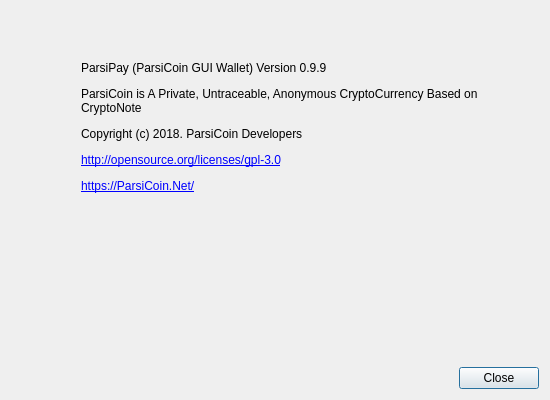
The window that src/gui/ui/aboutdialog.ui (ParsiCoin/parsipay) describes before a commit, drawn with Qt 5.
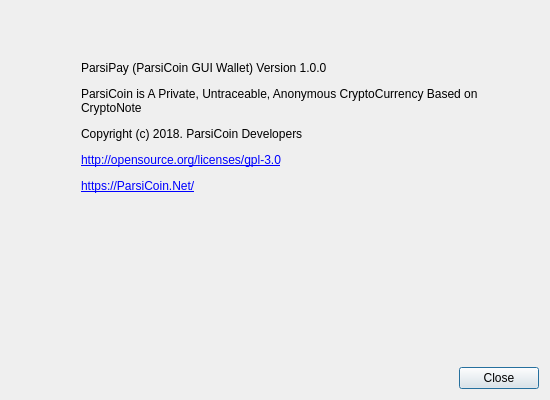
The same window after the commit. Icons and pictures are not drawn.

What changed in the file:
```diff
--- a/src/gui/ui/aboutdialog.ui
+++ b/src/gui/ui/aboutdialog.ui
@@ -98,7 +98,7 @@
         </size>
        </property>
        <property name="text">
-		<string>&lt;html&gt;&lt;head/&gt;&lt;body&gt;&lt;p&gt;ParsiPay (ParsiCoin GUI Wallet) Version 0.9.9&lt;/p&gt;&lt;p&gt;ParsiCoin is A Private, Untraceable, Anonymous CryptoCurrency Based on CryptoNote&lt;/p&gt;&lt;p&gt;Copyright (c) 2018. ParsiCoin Developers&lt;/p&gt;&lt;p&gt;&lt;a href=&quot;http://opensource.org/licenses/gpl-3.0&quot;&gt;&lt;span style=&quot; text-decoration: underline; color:#0000ff;&quot;&gt;http://opensource.org/licenses/gpl-3.0&lt;/span&gt;&lt;/a&gt;&lt;/p&gt;&lt;p&gt;&lt;a href=&quot;Https://ParsiCoin.Net/&quot;&gt;&lt;span style=&quot; text-decoration: underline; color:#0000ff;&quot;&gt;https://ParsiCoin.Net/&lt;/span&gt;&lt;/a&gt;&lt;/p&gt;&lt;/body&gt;&lt;/html&gt;</string>       </property>
+		<string>&lt;html&gt;&lt;head/&gt;&lt;body&gt;&lt;p&gt;ParsiPay (ParsiCoin GUI Wallet) Version 1.0.0&lt;/p&gt;&lt;p&gt;ParsiCoin is A Private, Untraceable, Anonymous CryptoCurrency Based on CryptoNote&lt;/p&gt;&lt;p&gt;Copyright (c) 2018. ParsiCoin Developers&lt;/p&gt;&lt;p&gt;&lt;a href=&quot;http://opensource.org/licenses/gpl-3.0&quot;&gt;&lt;span style=&quot; text-decoration: underline; color:#0000ff;&quot;&gt;http://opensource.org/licenses/gpl-3.0&lt;/span&gt;&lt;/a&gt;&lt;/p&gt;&lt;p&gt;&lt;a href=&quot;Https://ParsiCoin.Net/&quot;&gt;&lt;span style=&quot; text-decoration: underline; color:#0000ff;&quot;&gt;https://ParsiCoin.Net/&lt;/span&gt;&lt;/a&gt;&lt;/p&gt;&lt;/body&gt;&lt;/html&gt;</string>       </property>
        <property name="textFormat">
         <enum>Qt::RichText</enum>
        </property>
```
